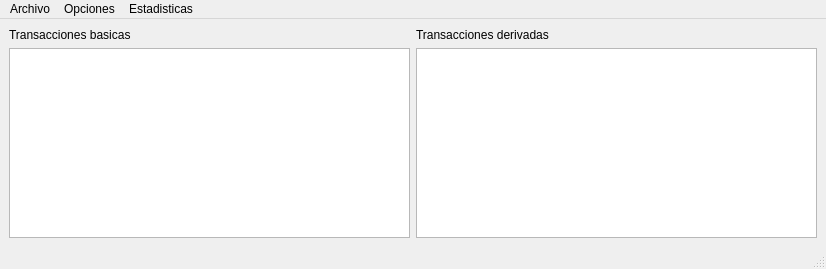
First picture: the form in frontend/mainwindow.ui, repository JulianAlejandro/QT_CuentasCPP, before the edit.
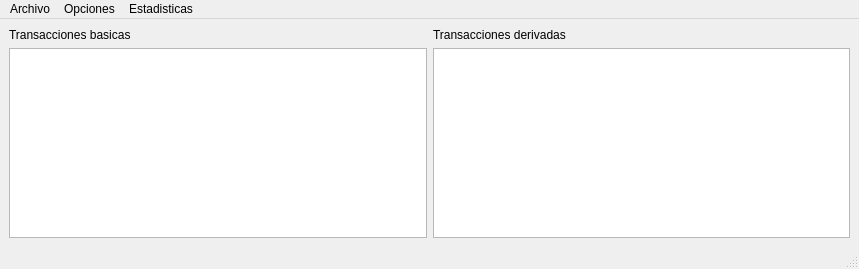
Second picture: the form after the edit.

```diff
--- a/frontend/mainwindow.ui
+++ b/frontend/mainwindow.ui
@@ -6,7 +6,7 @@
    <rect>
     <x>0</x>
     <y>0</y>
-    <width>826</width>
+    <width>859</width>
     <height>269</height>
    </rect>
   </property>
@@ -54,7 +54,7 @@
     <rect>
      <x>0</x>
      <y>0</y>
-     <width>826</width>
+     <width>859</width>
      <height>17</height>
     </rect>
    </property>
```
